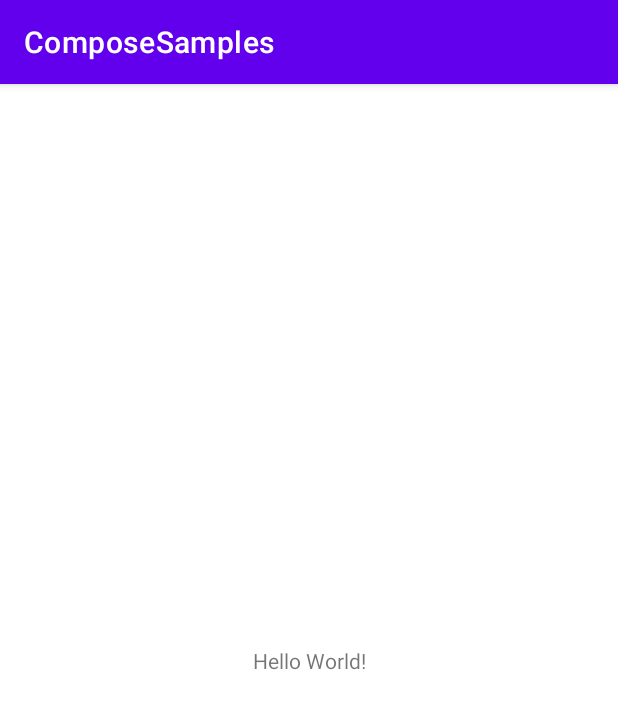
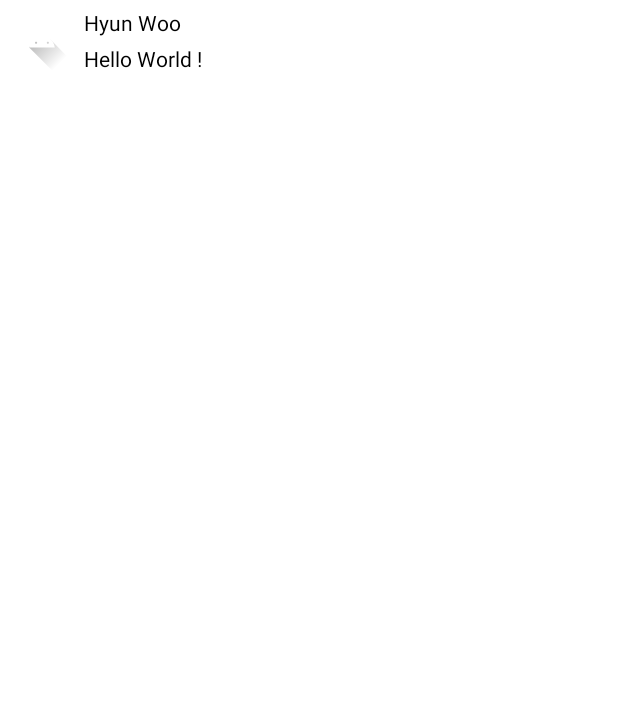
Before and after one commit to l2hyunwoo/AndroidComposeSamples, an Android app built with Jetpack Compose: the screen it shows after launch (MainActivity), on a phone screen of 412 x 824 dp. Shown: the top 709 px of the screen. Run offline under Robolectric (Android 15) with nearby library versions, the phone set to English and light mode, and no system bars.

Commit message:
Composable Function, Layout

```diff
--- a/app/src/main/java/com/nunu/composesamples/MainActivity.kt
+++ b/app/src/main/java/com/nunu/composesamples/MainActivity.kt
@@ -1,11 +1,68 @@
 package com.nunu.composesamples
 
-import androidx.appcompat.app.AppCompatActivity
 import android.os.Bundle
+import android.widget.Space
+import androidx.activity.ComponentActivity
+import androidx.activity.compose.setContent
+import androidx.compose.foundation.Image
+import androidx.compose.foundation.layout.*
+import androidx.compose.foundation.shape.CircleShape
+import androidx.compose.material.Text
+import androidx.compose.runtime.Composable
+import androidx.compose.ui.Modifier
+import androidx.compose.ui.draw.clip
+import androidx.compose.ui.res.painterResource
+import androidx.compose.ui.tooling.preview.Preview
+import androidx.compose.ui.unit.dp
 
-class MainActivity : AppCompatActivity() {
+class MainActivity : ComponentActivity() {
     override fun onCreate(savedInstanceState: Bundle?) {
         super.onCreate(savedInstanceState)
-        setContentView(R.layout.activity_main)
+        setContent {
+            MessageCard(Message("Hyun Woo", "Hello World !"))
+        }
     }
 }
+
+data class Message(val author: String, val body: String)
+
+@Composable
+fun TextCard(
+    name: String
+) {
+    Text(text = name)
+}
+
+@Composable
+fun MessageCard(
+    messsage: Message
+) {
+    Row(modifier = Modifier.padding(8.dp)) {
+        Image(
+            painter = painterResource(R.drawable.ic_launcher_foreground),
+            contentDescription = "Android",
+            modifier = Modifier.size(40.dp).clip(CircleShape)
+        )
+        Spacer(modifier = Modifier.width(8.dp))
+        Column {
+            Text(text = messsage.author)
+            Spacer(Modifier.height(8.dp))
+            Text(text = messsage.body)
+        }
+    }
+
+}
+
+@Preview
+@Composable
+fun PreviewMessageCard() {
+    MessageCard(
+        messsage = Message("Colleague", "Hey, take a look at Jetpack Compose, it's great!")
+    )
+}
+
+@Preview
+@Composable
+fun Preview() {
+    TextCard("HyunWoo")
+}
```
